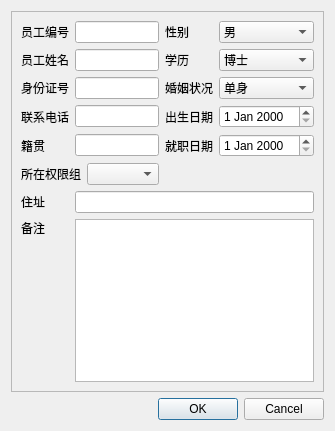
Qt form yuangongxinxidialog.ui (gmsh/fangchanzhongjie) before a commit.
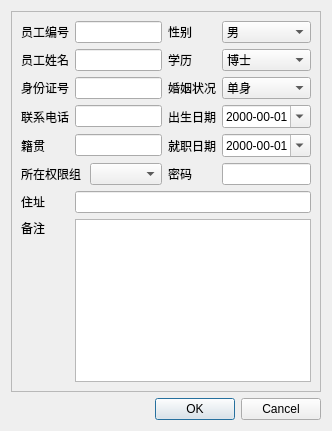
The same form after that commit. Icons and pictures are not drawn.

Diff of the .ui file:
```diff
--- a/yuangongxinxidialog.ui
+++ b/yuangongxinxidialog.ui
@@ -187,7 +187,14 @@
        </widget>
       </item>
       <item row="3" column="4">
-       <widget class="QDateEdit" name="chushengRiqiRateEdit"/>
+       <widget class="QDateEdit" name="chushengRiqiRateEdit">
+        <property name="displayFormat">
+         <string>yyyy-mm-dd</string>
+        </property>
+        <property name="calendarPopup">
+         <bool>true</bool>
+        </property>
+       </widget>
       </item>
       <item row="4" column="0">
        <widget class="QLabel" name="label_5">
@@ -213,7 +220,14 @@
        </widget>
       </item>
       <item row="4" column="4">
-       <widget class="QDateEdit" name="jiuzhiRiqiDateEdit"/>
+       <widget class="QDateEdit" name="jiuzhiRiqiDateEdit">
+        <property name="displayFormat">
+         <string>yyyy-mm-dd</string>
+        </property>
+        <property name="calendarPopup">
+         <bool>true</bool>
+        </property>
+       </widget>
       </item>
       <item row="5" column="0" colspan="2">
        <widget class="QLabel" name="label_25">
@@ -264,6 +278,16 @@
         </property>
        </spacer>
       </item>
+      <item row="5" column="3">
+       <widget class="QLabel" name="label_13">
+        <property name="text">
+         <string>密码</string>
+        </property>
+       </widget>
+      </item>
+      <item row="5" column="4">
+       <widget class="QLineEdit" name="mimaLineEdit"/>
+      </item>
      </layout>
     </widget>
    </item>
```
